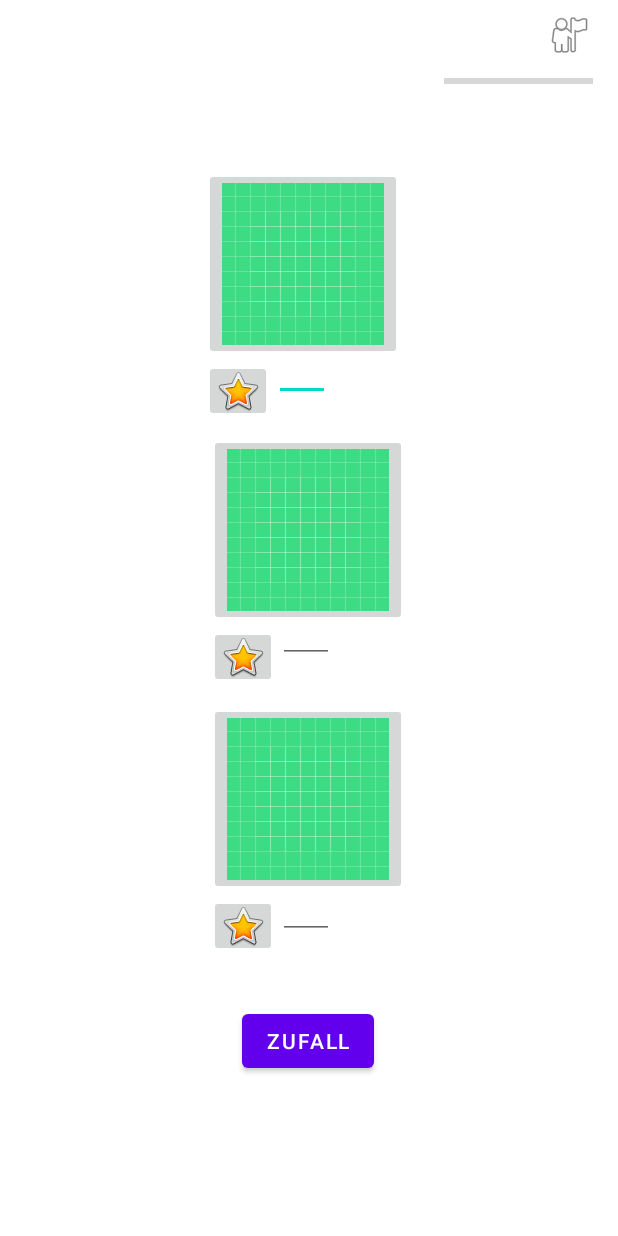
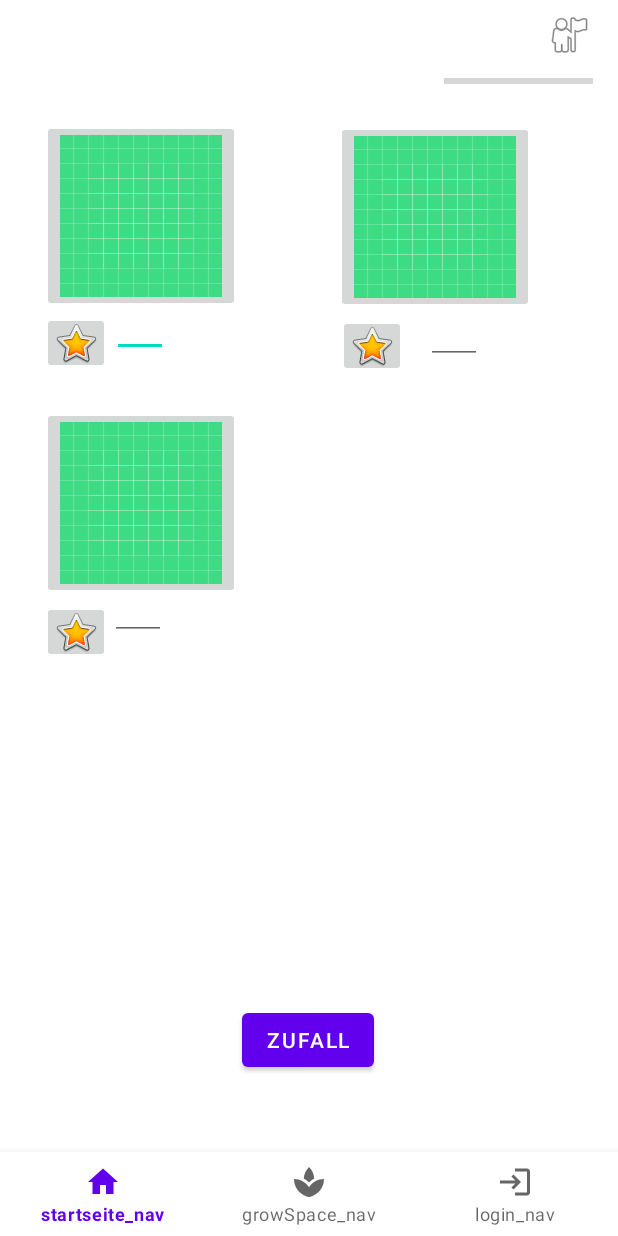
Before and after one commit to oliverbra/Projekt1_HCI_TeamCMTO, an Android app: the activity_startseite screen opened directly, with no data from a screen before it, on a phone screen of 412 x 824 dp. Run offline under Robolectric (Android 15) with nearby library versions, the phone set to English and light mode, and no system bars.

Commit message:
Navigation Bar added
Navigations Bar für LogiN, Home und GrowSpace als Beispiele Hinzugefügt

```diff
--- a/Projekt 2/HCT_Project_2_Frontend/app/src/main/java/com/example/resrclient/activities/activity_startseite.java
+++ b/Projekt 2/HCT_Project_2_Frontend/app/src/main/java/com/example/resrclient/activities/activity_startseite.java
@@ -1,19 +1,48 @@
 package com.example.resrclient.activities;
 
+import androidx.annotation.NonNull;
 import androidx.appcompat.app.AppCompatActivity;
 
 import android.content.Intent;
 import android.os.Bundle;
+import android.view.MenuItem;
 import android.view.View;
 
 import com.example.resrclient.R;
+import com.google.android.material.bottomnavigation.BottomNavigationView;
 
-public class activity_startseite extends AppCompatActivity {
-
+public class activity_startseite extends AppCompatActivity{
+     BottomNavigationView bottomNavigationView;
     @Override
     protected void onCreate(Bundle savedInstanceState) {
         super.onCreate(savedInstanceState);
         setContentView(R.layout.activity_startseite);
+
+        bottomNavigationView=findViewById(R.id.bottomNavigationView);
+
+        bottomNavigationView.setSelectedItemId(R.id.nav_to_startseite);
+
+   //Perform ItemSelectedListener
+        bottomNavigationView.setOnNavigationItemSelectedListener(new BottomNavigationView.OnNavigationItemSelectedListener() {
+         @Override
+         public boolean onNavigationItemSelected(@NonNull MenuItem item) {
+             switch (item.getItemId()){
+                 case R.id.nav_to_growSpace:
+                     startActivity(new Intent(getApplicationContext(),activity_growspace.class));
+                     overridePendingTransition(0,0);
+                     return true;
+                 case R.id.nav_to_login:
+                     startActivity(new Intent(getApplicationContext(),activity_logIn.class));
+                     overridePendingTransition(0,0);
+                     return true;
+                 case R.id.nav_to_startseite:
+                     startActivity(new Intent(getApplicationContext(),activity_startseite.class)); // Code hübschen effiezent machen
+                     overridePendingTransition(0,0);
+                     return true;
+             }
+             return false;
+         }
+     });
     }
 
     public void chanceProgress(View view) {
@@ -23,4 +52,16 @@ public class activity_startseite extends AppCompatActivity {
     public void chanceGS(View view) {
         Intent intent = new Intent(this, activity_growspace.class);
         startActivity(intent); }
+
+
+
+/* altes Navigation
+ private  BottomNavigationView.OnNavigationItemSelectedListener bottomNavMethod=new
+                BottomNavigationView.OnNavigationItemSelectedListener() {
+                    @Override
+                    public boolean onNavigationItemSelected(@NonNull MenuItem item) {
+                        return false;
+                    }
+
+                          }; */
 }
--- a/Projekt 2/HCT_Project_2_Frontend/app/src/main/java/com/example/resrclient/restClasses/RestTaskPlant.java
+++ b/Projekt 2/HCT_Project_2_Frontend/app/src/main/java/com/example/resrclient/restClasses/RestTaskPlant.java
@@ -1,6 +1,7 @@
 package com.example.resrclient.restClasses;
 
 import android.os.AsyncTask;
+
 
 import com.example.resrclient.objectClasses.Plants;
 
--- /dev/null
+++ b/Projekt 2/HCT_Project_2_Frontend/app/src/main/res/drawable/ic_baseline_home_24.xml
@@ -0,0 +1,10 @@
+<vector xmlns:android="http://schemas.android.com/apk/res/android"
+    android:width="24dp"
+    android:height="24dp"
+    android:viewportWidth="24"
+    android:viewportHeight="24"
+    android:tint="?attr/colorControlNormal">
+  <path
+      android:fillColor="@android:color/white"
+      android:pathData="M10,20v-6h4v6h5v-8h3L12,3 2,12h3v8z"/>
+</vector>
--- /dev/null
+++ b/Projekt 2/HCT_Project_2_Frontend/app/src/main/res/drawable/ic_baseline_login_24.xml
@@ -0,0 +1,10 @@
+<vector xmlns:android="http://schemas.android.com/apk/res/android"
+    android:width="24dp"
+    android:height="24dp"
+    android:viewportWidth="24"
+    android:viewportHeight="24"
+    android:tint="?attr/colorControlNormal">
+  <path
+      android:fillColor="@android:color/white"
+      android:pathData="M11,7L9.6,8.4l2.6,2.6H2v2h10.2l-2.6,2.6L11,17l5,-5L11,7zM20,19h-8v2h8c1.1,0 2,-0.9 2,-2V5c0,-1.1 -0.9,-2 -2,-2h-8v2h8V19z"/>
+</vector>
--- /dev/null
+++ b/Projekt 2/HCT_Project_2_Frontend/app/src/main/res/drawable/ic_baseline_spa_24.xml
@@ -0,0 +1,13 @@
+<vector xmlns:android="http://schemas.android.com/apk/res/android"
+    android:width="24dp"
+    android:height="24dp"
+    android:viewportWidth="24"
+    android:viewportHeight="24"
+    android:tint="?attr/colorControlNormal">
+  <path
+      android:fillColor="@android:color/white"
+      android:pathData="M8.55,12c-1.07,-0.71 -2.25,-1.27 -3.53,-1.61 1.28,0.34 2.46,0.9 3.53,1.61zM18.98,10.39c-1.29,0.34 -2.49,0.91 -3.57,1.64 1.08,-0.73 2.28,-1.3 3.57,-1.64z"/>
+  <path
+      android:fillColor="@android:color/white"
+      android:pathData="M15.49,9.63c-0.18,-2.79 -1.31,-5.51 -3.43,-7.63 -2.14,2.14 -3.32,4.86 -3.55,7.63 1.28,0.68 2.46,1.56 3.49,2.63 1.03,-1.06 2.21,-1.94 3.49,-2.63zM8.99,12.28c-0.14,-0.1 -0.3,-0.19 -0.45,-0.29 0.15,0.11 0.31,0.19 0.45,0.29zM15.41,12.03c-0.13,0.09 -0.27,0.16 -0.4,0.26 0.13,-0.1 0.27,-0.17 0.4,-0.26zM12,15.45C9.85,12.17 6.18,10 2,10c0,5.32 3.36,9.82 8.03,11.49 0.63,0.23 1.29,0.4 1.97,0.51 0.68,-0.12 1.33,-0.29 1.97,-0.51C18.64,19.82 22,15.32 22,10c-4.18,0 -7.85,2.17 -10,5.45z"/>
+</vector>
--- a/Projekt 2/HCT_Project_2_Frontend/app/src/main/res/layout/activity_startseite.xml
+++ b/Projekt 2/HCT_Project_2_Frontend/app/src/main/res/layout/activity_startseite.xml
@@ -34,70 +34,106 @@
         android:id="@+id/startseite_GS1_imageButton2"
         android:layout_width="wrap_content"
         android:layout_height="wrap_content"
-        android:layout_marginStart="136dp"
-        android:layout_marginLeft="136dp"
-        android:layout_marginTop="112dp"
+        android:layout_marginStart="28dp"
+        android:layout_marginLeft="28dp"
+        android:layout_marginTop="80dp"
         android:onClick="chanceGS"
         android:scrollbarTrackHorizontal="@android:drawable/btn_dialog"
         app:layout_constraintStart_toStartOf="parent"
         app:layout_constraintTop_toTopOf="parent"
         app:srcCompat="@drawable/ic_launcher_background" />
 
+    <EditText
+        android:id="@+id/startseite_Rating_editTextNumber"
+        android:layout_width="37dp"
+        android:layout_height="26dp"
+        android:layout_marginStart="1dp"
+        android:layout_marginLeft="1dp"
+        android:layout_marginTop="4dp"
+        android:ems="10"
+        android:inputType="number"
+        app:layout_constraintStart_toEndOf="@+id/startseite_Bewertunge_imageButton"
+        app:layout_constraintTop_toBottomOf="@+id/startseite_GS1_imageButton2" />
+
     <ImageButton
         android:id="@+id/startseite_Bewertunge_imageButton"
         android:layout_width="45dp"
         android:layout_height="41dp"
-        android:layout_marginStart="136dp"
-        android:layout_marginLeft="136dp"
+        android:layout_marginStart="28dp"
+        android:layout_marginLeft="28dp"
         app:layout_constraintStart_toStartOf="parent"
         app:layout_constraintTop_toBottomOf="@+id/startseite_GS1_imageButton2"
-        app:srcCompat="@android:drawable/btn_star_big_on" />
-
-    <ImageButton
-        android:id="@+id/startseite_Bewertunge_imageButton2"
-        android:layout_width="45dp"
-        android:layout_height="41dp"
-        android:layout_marginStart="139dp"
-        android:layout_marginLeft="139dp"
-        app:layout_constraintStart_toStartOf="parent"
-        app:layout_constraintTop_toBottomOf="@+id/startseite_GS2_imageButton2imageButton3"
-        app:srcCompat="@android:drawable/btn_star_big_on" />
-
-    <ImageButton
-        android:id="@+id/startseite_Bewertunge_imageButton3"
-        android:layout_width="45dp"
-        android:layout_height="41dp"
-        android:layout_marginStart="139dp"
-        android:layout_marginLeft="139dp"
-        app:layout_constraintStart_toStartOf="parent"
-        app:layout_constraintTop_toBottomOf="@+id/startseite_GS3_imageButton2imageButton4"
         app:srcCompat="@android:drawable/btn_star_big_on" />
 
     <ImageButton
         android:id="@+id/startseite_GS2_imageButton2imageButton3"
         android:layout_width="wrap_content"
         android:layout_height="wrap_content"
-        android:layout_marginStart="139dp"
-        android:layout_marginLeft="139dp"
-        android:layout_marginTop="49dp"
+        android:layout_marginStart="64dp"
+        android:layout_marginLeft="64dp"
+        android:layout_marginTop="17dp"
         android:onClick="chanceGS"
         android:scrollbarTrackHorizontal="@drawable/ic_launcher_foreground"
-        app:layout_constraintStart_toStartOf="parent"
-        app:layout_constraintTop_toBottomOf="@+id/startseite_GS1_imageButton2"
+        app:layout_constraintStart_toEndOf="@+id/startseite_GS1_imageButton2"
+        app:layout_constraintTop_toBottomOf="@+id/progressBar"
         app:srcCompat="@drawable/ic_launcher_background" />
+
+    <EditText
+        android:id="@+id/startseite_Rating_editTextNumber2"
+        android:layout_width="37dp"
+        android:layout_height="26dp"
+        android:layout_marginStart="13dp"
+        android:layout_marginLeft="13dp"
+        android:layout_marginTop="8dp"
+        android:ems="10"
+        android:inputType="number"
+        app:layout_constraintStart_toEndOf="@+id/startseite_Bewertunge_imageButton2"
+        app:layout_constraintTop_toBottomOf="@+id/startseite_GS2_imageButton2imageButton3" />
+
+    <ImageButton
+        android:id="@+id/startseite_Bewertunge_imageButton2"
+        android:layout_width="45dp"
+        android:layout_height="41dp"
+        android:layout_marginStart="113dp"
+        android:layout_marginLeft="113dp"
+        android:layout_marginTop="1dp"
+        app:layout_constraintStart_toEndOf="@+id/startseite_Rating_editTextNumber"
+        app:layout_constraintTop_toBottomOf="@+id/startseite_GS2_imageButton2imageButton3"
+        app:srcCompat="@android:drawable/btn_star_big_on" />
 
     <ImageButton
         android:id="@+id/startseite_GS3_imageButton2imageButton4"
         android:layout_width="wrap_content"
         android:layout_height="wrap_content"
-        android:layout_marginStart="139dp"
-        android:layout_marginLeft="139dp"
-        android:layout_marginTop="51dp"
+        android:layout_marginStart="28dp"
+        android:layout_marginLeft="28dp"
+        android:layout_marginTop="22dp"
         android:onClick="chanceGS"
         android:scrollbarTrackHorizontal="@drawable/ic_launcher_foreground"
         app:layout_constraintStart_toStartOf="parent"
-        app:layout_constraintTop_toBottomOf="@+id/startseite_GS2_imageButton2imageButton3"
+        app:layout_constraintTop_toBottomOf="@+id/startseite_Bewertunge_imageButton"
         app:srcCompat="@drawable/ic_launcher_background" />
+
+    <ImageButton
+        android:id="@+id/startseite_Bewertunge_imageButton3"
+        android:layout_width="45dp"
+        android:layout_height="41dp"
+        android:layout_marginStart="28dp"
+        android:layout_marginLeft="28dp"
+        android:layout_marginTop="1dp"
+        app:layout_constraintStart_toStartOf="parent"
+        app:layout_constraintTop_toBottomOf="@+id/startseite_GS3_imageButton2imageButton4"
+        app:srcCompat="@android:drawable/btn_star_big_on" />
+
+    <EditText
+        android:id="@+id/startseite_Rating_editTextNumber3"
+        android:layout_width="37dp"
+        android:layout_height="26dp"
+        android:layout_marginTop="1dp"
+        android:ems="10"
+        android:inputType="number"
+        app:layout_constraintStart_toEndOf="@+id/startseite_Bewertunge_imageButton3"
+        app:layout_constraintTop_toBottomOf="@+id/startseite_GS3_imageButton2imageButton4" />
 
     <Button
         android:id="@+id/startseite_Zufall_imageButton"
@@ -105,46 +141,34 @@
         android:layout_height="wrap_content"
         android:layout_marginStart="161dp"
         android:layout_marginLeft="161dp"
-        android:layout_marginTop="32dp"
+        android:layout_marginTop="418dp"
         android:onClick="chanceGS"
         android:text="Zufall"
         app:layout_constraintStart_toStartOf="parent"
-        app:layout_constraintTop_toBottomOf="@+id/startseite_Bewertunge_imageButton3" />
+        app:layout_constraintTop_toBottomOf="@+id/startseite_Bewertunge_imageButton2" />
 
-    <EditText
-        android:id="@+id/startseite_Rating_editTextNumber"
-        android:layout_width="37dp"
-        android:layout_height="26dp"
-        android:layout_marginStart="1dp"
-        android:layout_marginLeft="1dp"
-        android:layout_marginTop="1dp"
-        android:ems="10"
-        android:inputType="number"
-        app:layout_constraintStart_toEndOf="@+id/startseite_Bewertunge_imageButton"
-        app:layout_constraintTop_toBottomOf="@+id/startseite_GS1_imageButton2" />
 
-    <EditText
-        android:id="@+id/startseite_Rating_editTextNumber2"
-        android:layout_width="37dp"
-        android:layout_height="26dp"
-        android:layout_marginStart="4dp"
-        android:layout_marginLeft="4dp"
-        android:layout_marginTop="176dp"
-        android:ems="10"
-        android:inputType="number"
-        app:layout_constraintStart_toEndOf="@+id/startseite_Bewertunge_imageButton"
-        app:layout_constraintTop_toBottomOf="@+id/startseite_GS1_imageButton2" />
+    <com.google.android.material.bottomnavigation.BottomNavigationView
+        android:id="@+id/bottomNavigationView"
+        android:layout_width="match_parent"
+        android:layout_height="wrap_content"
+        app:layout_constraintBottom_toBottomOf="parent"
+        app:layout_constraintEnd_toEndOf="parent"
+        app:layout_constraintHorizontal_bias="0.5"
+        app:layout_constraintStart_toStartOf="parent"
+        app:menu="@menu/bottom_nav_menu"/>
 
-    <EditText
-        android:id="@+id/startseite_Rating_editTextNumber3"
-        android:layout_width="37dp"
-        android:layout_height="26dp"
-        android:layout_marginStart="4dp"
-        android:layout_marginLeft="4dp"
-        android:layout_marginTop="360dp"
-        android:ems="10"
-        android:inputType="number"
-        app:layout_constraintStart_toEndOf="@+id/startseite_Bewertunge_imageButton"
-        app:layout_constraintTop_toBottomOf="@+id/startseite_GS1_imageButton2" />
+<!-- Test
+    <FrameLayout
+        android:layout_width="match_parent"
+        android:layout_height="match_parent"
+        android:id="@+id/container" />
+    <com.google.android.material.bottomnavigation.BottomNavigationView
+        android:layout_width="match_parent"
+        android:layout_height="match_parent"
+        android:id="@+id/bottom_nav_bar"
+        android:layout_marginBottom="0dp"
+        android:background="?android:attr/windowBackground"
+        app:menu="@menu/button_nav_menu"/> -->
 
 </androidx.constraintlayout.widget.ConstraintLayout>
--- /dev/null
+++ b/Projekt 2/HCT_Project_2_Frontend/app/src/main/res/menu/bottom_nav_menu.xml
@@ -0,0 +1,14 @@
+<?xml version="1.0" encoding="utf-8"?>
+<menu xmlns:android="http://schemas.android.com/apk/res/android">
+<item android:id="@+id/nav_to_startseite"
+    android:title="startseite_nav"
+    android:icon="@drawable/ic_baseline_home_24"/>
+
+    <item android:id="@+id/nav_to_growSpace"
+        android:title="growSpace_nav"
+        android:icon="@drawable/ic_baseline_spa_24"/>
+
+    <item android:id="@+id/nav_to_login"
+        android:title="login_nav"
+        android:icon="@drawable/ic_baseline_login_24"/>
+</menu>
```
Also changed, not shown: Projekt 2/HCT_Project_2_Frontend/app/src/main/java/com/example/resrclient/activities/activity_growspace.java (+32 -1 lines), Projekt 2/HCT_Project_2_Frontend/app/src/main/java/com/example/resrclient/activities/activity_logIn.java (+30 -1 lines), Projekt 2/HCT_Project_2_Frontend/app/src/main/res/layout/activity_growspace.xml (+10 -0 lines), Projekt 2/HCT_Project_2_Frontend/app/src/main/res/layout/activity_log_in.xml (+10 -0 lines), Projekt 2/HCT_Project_2_Frontend/app/src/main/res/navigation/nav_graph2.xml (deleted, +0 -28 lines), 1 other file.
